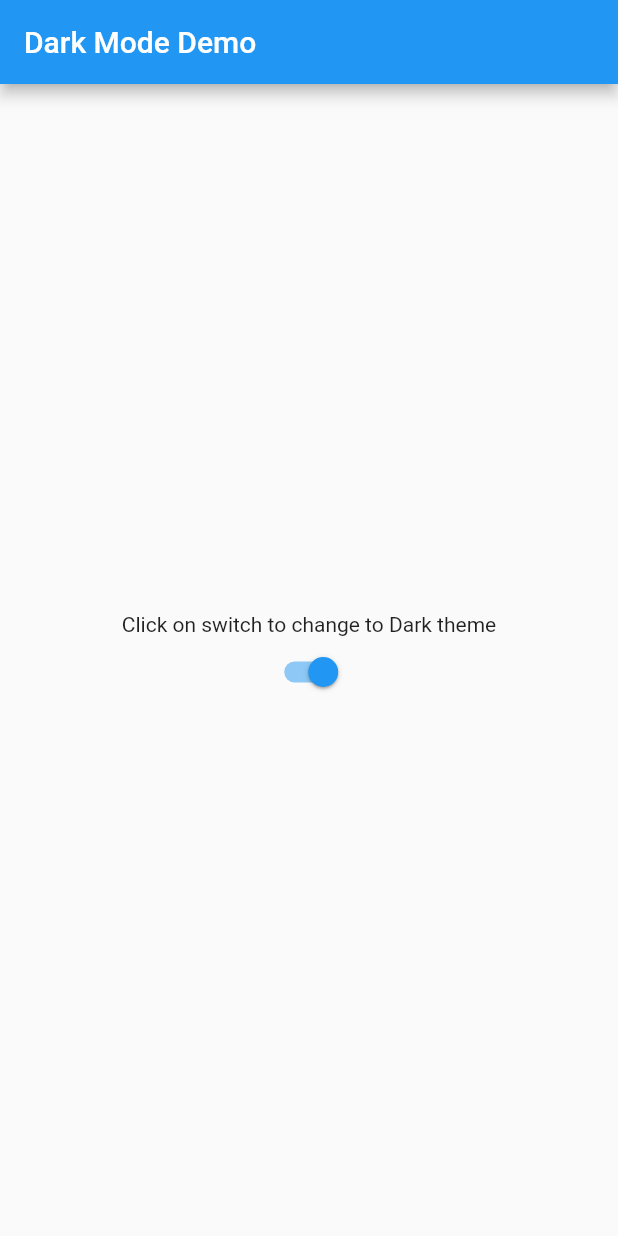
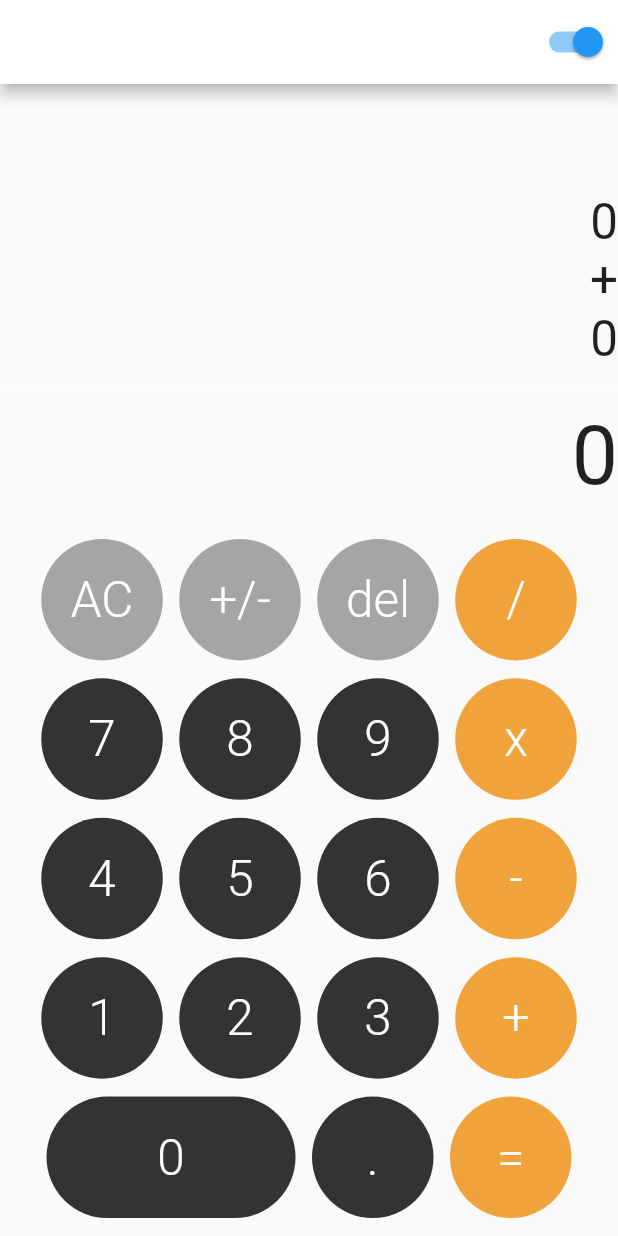
Before and after one commit to narmuni123/calculator_app, a Flutter app: the screen it shows after launch, on a phone screen of 412 x 824 dp. Run offline on Flutter 3.47's test engine with Material 2 defaults, Android fonts, the light colour scheme and no system bars; our stand-ins replace flutter_screenutil, get, shared_preferences.

Commit message:
Added calculator

```diff
--- a/lib/constant/themes.dart
+++ b/lib/constant/themes.dart
@@ -3,6 +3,10 @@ import 'package:flutter/material.dart';
 ThemeData darkTheme = ThemeData(
     brightness: Brightness.dark,
     primaryColor: Colors.amber,
+    backgroundColor: Colors.black,
+    appBarTheme: const AppBarTheme(
+      backgroundColor: Colors.black,
+    ),
     buttonTheme: const ButtonThemeData(
       buttonColor: Colors.amber,
       disabledColor: Colors.grey,
@@ -11,6 +15,10 @@ ThemeData darkTheme = ThemeData(
 ThemeData lightTheme = ThemeData(
     brightness: Brightness.light,
     primaryColor: Colors.blue,
+    backgroundColor: Colors.white,
+    appBarTheme: const AppBarTheme(
+      backgroundColor: Colors.white,
+    ),
     buttonTheme: const ButtonThemeData(
       buttonColor: Colors.blue,
       disabledColor: Colors.grey,
--- a/lib/main.dart
+++ b/lib/main.dart
@@ -1,6 +1,8 @@
 import 'package:calculator_app/constant/themes.dart';
 import 'package:calculator_app/screens/calculator_Screen.dart';
 import 'package:flutter/material.dart';
+import 'package:flutter/services.dart';
+import 'package:flutter_screenutil/flutter_screenutil.dart';
 import 'package:get/get.dart';
 
 Future main() async {
@@ -12,6 +14,14 @@
 
   @override
   Widget build(BuildContext context) {
+    SystemChrome.setPreferredOrientations([
+      DeviceOrientation.portraitUp,
+      DeviceOrientation.portraitDown,
+    ]);
+    return ScreenUtilInit(
+        designSize: const Size(375, 690), // design size
+        minTextAdapt: true,
+        builder: (context, child) {
           return GetMaterialApp(
             theme: lightTheme,
             darkTheme: darkTheme,
@@ -20,4 +30,6 @@
             home: const CalculatorScreen(),
           );
         }
+    );
   }
+}
--- a/lib/screens/calculator_Screen.dart
+++ b/lib/screens/calculator_Screen.dart
@@ -1,4 +1,7 @@
 import 'package:calculator_app/constant/prefs.dart';
+import 'package:calculator_app/services/calculator_services.dart';
+import 'package:calculator_app/widgets/calc_button.dart';
+import 'package:calculator_app/widgets/math_results.dart';
 import 'package:flutter/material.dart';
 import 'package:get/get.dart';
 
@@ -12,6 +15,8 @@ class CalculatorScreen extends StatefulWidget {
 
 class _CalculatorScreenState extends State<CalculatorScreen> {
 
+  final calculatorCtrl = Get.put(CalculatorController());
+
   @override
   void initState() {
     getThemeStatus();
@@ -22,18 +27,7 @@ class _CalculatorScreenState extends State<CalculatorScreen> {
   Widget build(BuildContext context) {
     return Scaffold(
       appBar: AppBar(
-        title: const Text('Dark Mode Demo'),
-      ),
-      body: SizedBox(
-        child: Center(
-          child: Column(
-            mainAxisAlignment: MainAxisAlignment.center,
-            children: [
-              Obx(
-                    () => Text(
-                  'Click on switch to change to ${isLightTheme.value ? 'Dark' : 'Light'} theme',
-                ),
-              ),
+        actions: [
           ObxValue(
                 (data) => Switch(
               value: isLightTheme.value,
@@ -49,8 +43,127 @@ class _CalculatorScreenState extends State<CalculatorScreen> {
           ),
         ],
       ),
+        body: SafeArea(
+          child: SizedBox(
+            child: Column(
+              children: [
+                Expanded(
+                  child: Container(),
+                ),
+                MathResults(),
+                Row(
+                  mainAxisAlignment: MainAxisAlignment.center,
+                  children: [
+                    CalculatorButton(
+                      text: 'AC',
+                      bgColor: Color(0xffA5A5A5),
+                      onPressed: () => calculatorCtrl.resetAll(),
+                    ),
+                    CalculatorButton(
+                      text: '+/-',
+                      bgColor: Color(0xffA5A5A5),
+                      onPressed: () => calculatorCtrl.changeNegativePositive(),
+                    ),
+                    CalculatorButton(
+                      text: 'del',
+                      bgColor: Color(0xffA5A5A5),
+                      onPressed: () => calculatorCtrl.deletedLastEntry(),
+                    ),
+                    CalculatorButton(
+                      text: '/',
+                      bgColor: Color(0xffF0A23B),
+                      onPressed: () => calculatorCtrl.selectOperation('/'),
+                    ),
+                  ],
+                ),
+                Row(
+                  mainAxisAlignment: MainAxisAlignment.center,
+                  children: [
+                    CalculatorButton(
+                      text: '7',
+                      onPressed: () => calculatorCtrl.addNumber('7'),
+                    ),
+                    CalculatorButton(
+                      text: '8',
+                      onPressed: () => calculatorCtrl.addNumber('8'),
+                    ),
+                    CalculatorButton(
+                      text: '9',
+                      onPressed: () => calculatorCtrl.addNumber('9'),
+                    ),
+                    CalculatorButton(
+                      text: 'x',
+                      bgColor: Color(0xffF0A23B),
+                      onPressed: () => calculatorCtrl.selectOperation('x'),
+                    ),
+                  ],
+                ),
+                Row(
+                  mainAxisAlignment: MainAxisAlignment.center,
+                  children: [
+                    CalculatorButton(
+                      text: '4',
+                      onPressed: () => calculatorCtrl.addNumber('4'),
+                    ),
+                    CalculatorButton(
+                      text: '5',
+                      onPressed: () => calculatorCtrl.addNumber('5'),
+                    ),
+                    CalculatorButton(
+                      text: '6',
+                      onPressed: () => calculatorCtrl.addNumber('6'),
+                    ),
+                    CalculatorButton(
+                      text: '-',
+                      bgColor: Color(0xffF0A23B),
+                      onPressed: () => calculatorCtrl.selectOperation('-'),
+                    ),
+                  ],
+                ),
+                Row(
+                  mainAxisAlignment: MainAxisAlignment.center,
+                  children: [
+                    CalculatorButton(
+                      text: '1',
+                      onPressed: () => calculatorCtrl.addNumber('1'),
+                    ),
+                    CalculatorButton(
+                      text: '2',
+                      onPressed: () => calculatorCtrl.addNumber('2'),
+                    ),
+                    CalculatorButton(
+                      text: '3',
+                      onPressed: () => calculatorCtrl.addNumber('3'),
+                    ),
+                    CalculatorButton(
+                      text: '+',
+                      bgColor: Color(0xffF0A23B),
+                      onPressed: () => calculatorCtrl.selectOperation('+'),
+                    ),
+                  ],
+                ),
+                Row(
+                  mainAxisAlignment: MainAxisAlignment.center,
+                  children: [
+                    CalculatorButton(
+                      text: '0',
+                      big: true,
+                      onPressed: () => calculatorCtrl.addNumber('0'),
+                    ),
+                    CalculatorButton(
+                      text: '.',
+                      onPressed: () => calculatorCtrl.addDecimalPoint(),
+                    ),
+                    CalculatorButton(
+                      text: '=',
+                      bgColor: Color(0xffF0A23B),
+                      onPressed: () => calculatorCtrl.calculateResult(),
+                    ),
+                  ],
+                ),
+              ],
             ),
           ),
-    );
+        ));
   }
 }
--- /dev/null
+++ b/lib/widgets/calc_button.dart
@@ -0,0 +1,46 @@
+import 'package:flutter/material.dart';
+import 'package:flutter_screenutil/flutter_screenutil.dart';
+
+class CalculatorButton extends StatelessWidget {
+  final Color bgColor;
+  final bool big;
+  final String text;
+
+  final Function onPressed;
+
+  CalculatorButton({
+    Key? key,
+    bgColor,
+    this.big = false,
+    required this.text,
+    required this.onPressed,
+  })  : bgColor = bgColor ?? Color(0xff333333),
+        super(key: key);
+
+  @override
+  Widget build(BuildContext context) {
+    // Button
+    final buttonStyle = TextButton.styleFrom(
+      backgroundColor: bgColor,
+      primary: Colors.white,
+      shape: const StadiumBorder(),
+    );
+
+    return Container(
+      margin: EdgeInsets.only(bottom: 10.h, right: 5.w, left: 5.w),
+      child: TextButton(
+        style: buttonStyle,
+        child: SizedBox(
+          width: big ? 150 : 65,
+          height: 65,
+          child: Center(
+              child: Text(
+            text,
+            style: TextStyle(fontSize: 30.sp, fontWeight: FontWeight.w300),
+          )),
+        ),
+        onPressed: () => onPressed(),
+      ),
+    );
+  }
+}
--- /dev/null
+++ b/lib/widgets/line_separator.dart
@@ -0,0 +1,16 @@
+import 'package:flutter/material.dart';
+import 'package:flutter_screenutil/flutter_screenutil.dart';
+
+class LineSeparator extends StatelessWidget {
+  const LineSeparator({Key? key}) : super(key: key);
+
+  @override
+  Widget build(BuildContext context) {
+    return Container(
+      width: double.infinity,
+      height: 2.h,
+      color: Colors.white.withOpacity(0.4),
+      margin: EdgeInsets.symmetric( vertical: 10.h)
+    );
+  }
+}
--- /dev/null
+++ b/lib/widgets/main_result.dart
@@ -0,0 +1,18 @@
+import 'package:flutter/material.dart';
+import 'package:flutter_screenutil/flutter_screenutil.dart';
+
+class MainResultText extends StatelessWidget {
+  final String text;
+
+  const MainResultText({Key? key, required this.text}) : super(key: key);
+
+  @override
+  Widget build(BuildContext context) {
+    return Container(
+      margin: EdgeInsets.only(bottom: 20.h),
+      width: double.infinity,
+      alignment: Alignment.centerRight,
+      child: FittedBox(child: Text(text, style: TextStyle(fontSize: 50.sp))),
+    );
+  }
+}
--- /dev/null
+++ b/lib/widgets/math_results.dart
@@ -0,0 +1,25 @@
+import 'package:calculator_app/services/calculator_services.dart';
+import 'package:flutter/material.dart';
+import 'package:get/get.dart';
+import 'line_separator.dart';
+import 'main_result.dart';
+import 'sub_result.dart';
+
+class MathResults extends StatelessWidget {
+  MathResults({Key? key}) : super(key: key);
+
+  final calculatorCtrl = Get.find<CalculatorController>();
+
+  @override
+  Widget build(BuildContext context) {
+    return Obx(() => Column(
+          children: [
+            SubResult(text: '${calculatorCtrl.firstNumber}'),
+            SubResult(text: '${calculatorCtrl.operator}'),
+            SubResult(text: '${calculatorCtrl.secondNumber}'),
+            const LineSeparator(),
+            MainResultText(text: '${calculatorCtrl.mathResult}'),
+          ],
+        ));
+  }
+}
--- /dev/null
+++ b/lib/widgets/sub_result.dart
@@ -0,0 +1,18 @@
+import 'package:flutter/material.dart';
+import 'package:flutter_screenutil/flutter_screenutil.dart';
+
+class SubResult extends StatelessWidget {
+
+  final String text;
+
+  const SubResult({Key? key, required this.text}) : super(key: key);
+
+  @override
+  Widget build(BuildContext context) {
+    return Container(
+      width: double.infinity,
+      alignment: Alignment.centerRight,
+      child: Text( text , style: TextStyle(fontSize: 30.sp) ),
+    );
+  }
+}
--- a/pubspec.yaml
+++ b/pubspec.yaml
@@ -36,6 +36,7 @@ dependencies:
   cupertino_icons: ^1.0.2
   get: ^4.6.5
   shared_preferences: ^2.0.17
+  flutter_screenutil: ^5.6.1
 
 dev_dependencies:
   flutter_test:
```
Also changed, not shown: lib/services/calculator_services.dart (added, +90 -0 lines), pubspec.lock. Lines whose indentation alone changed are shown as unchanged.
